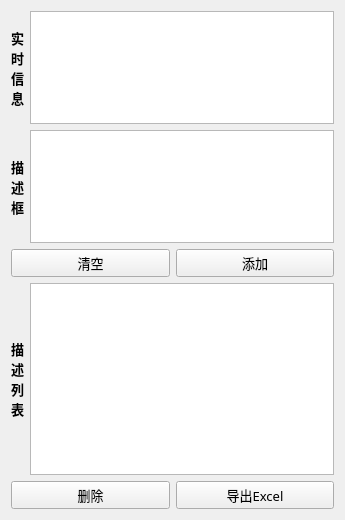
Old version of the form defectwidget.ui in the repository jerky168/BoreholeAnalyzer.
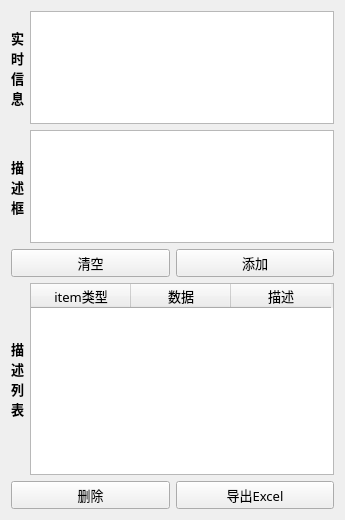
New version of the form.

What changed in the file:
```diff
--- a/defectwidget.ui
+++ b/defectwidget.ui
@@ -134,7 +134,23 @@
       </widget>
      </item>
      <item>
-      <widget class="QTableWidget" name="tableWidget"/>
+      <widget class="QTableWidget" name="tableWidget">
+       <column>
+        <property name="text">
+         <string>item类型</string>
+        </property>
+       </column>
+       <column>
+        <property name="text">
+         <string>数据</string>
+        </property>
+       </column>
+       <column>
+        <property name="text">
+         <string>描述</string>
+        </property>
+       </column>
+      </widget>
      </item>
     </layout>
    </item>
```
Left out of the diff: 12 changed lines with no effect on the pictures.
